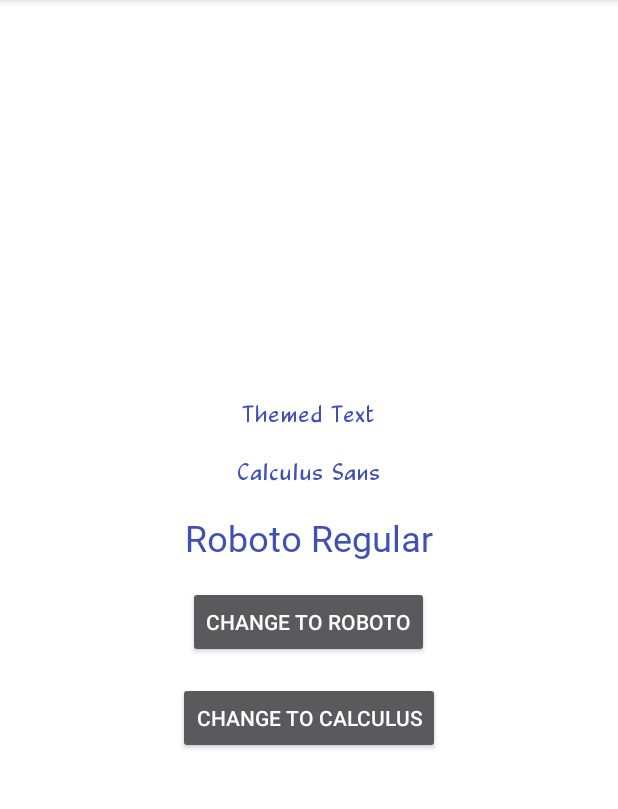
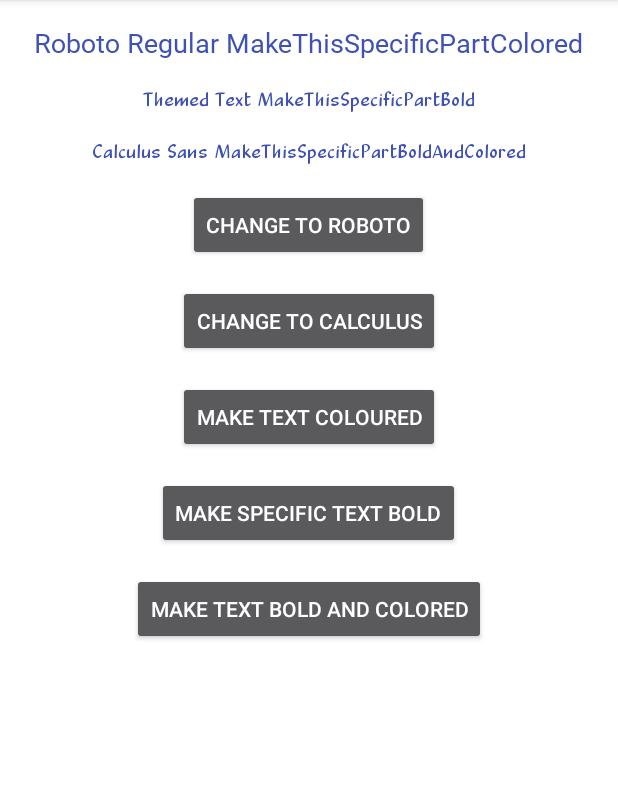
Before and after one commit to harsh159357/customtextview, an Android app: the screen it shows after launch (CustomTextViewActivity), on a phone screen of 412 x 824 dp, the part 84-893 px from its top. Run offline under Robolectric (Android 15) with nearby library versions, the phone set to English and light mode, and no system bars.

Commit message:
Span Tricks - Make Text Bold, Coloured and BoldColored In Android

```diff
--- a/app/src/main/java/com/harsh/customtextview/CustomTextViewActivity.java
+++ b/app/src/main/java/com/harsh/customtextview/CustomTextViewActivity.java
@@ -1,14 +1,31 @@
 package com.harsh.customtextview;
 
+import android.support.v4.content.ContextCompat;
 import android.support.v7.app.AppCompatActivity;
 import android.os.Bundle;
+import android.text.Spannable;
+import android.text.SpannableString;
+import android.text.SpannableStringBuilder;
+import android.text.style.ForegroundColorSpan;
+import android.text.style.StyleSpan;
 import android.view.View;
 import android.widget.Button;
 
 public class CustomTextViewActivity extends AppCompatActivity implements View.OnClickListener {
 
-    CustomTextView customTextView1, customTextView2;
-    Button changeToRoboto, changeToCalculus;
+    public static final String MAKE_THIS_SPECIFIC_PART_COLORED = "MakeThisSpecificPartColored";
+    public static final String MAKE_THIS_SPECIFIC_PART_BOLD = "MakeThisSpecificPartBold";
+    public static final String MAKE_THIS_SPECIFIC_PART_BOLD_AND_COLORED = "MakeThisSpecificPartBoldAndColored";
+
+    CustomTextView customTextView1,
+            customTextView2,
+            customTextView3;
+
+    Button changeToRoboto,
+            changeToCalculus,
+            makeSpecificTextColored,
+            makeSpecificTextBold,
+            makeSpecificTextBoldAndColored;
 
     @Override
     protected void onCreate(Bundle savedInstanceState) {
@@ -17,11 +34,19 @@ public class CustomTextViewActivity extends AppCompatActivity implements View.On
 
         customTextView1 = (CustomTextView) findViewById(R.id.customTextView1);
         customTextView2 = (CustomTextView) findViewById(R.id.customTextView2);
+        customTextView3 = (CustomTextView) findViewById(R.id.customTextView3);
 
         changeToRoboto = (Button) findViewById(R.id.change_to_roboto);
         changeToCalculus = (Button) findViewById(R.id.change_to_calculus);
+        makeSpecificTextBold = (Button) findViewById(R.id.make_specific_text_bold);
+        makeSpecificTextColored = (Button) findViewById(R.id.make_text_colored);
+        makeSpecificTextBoldAndColored = (Button) findViewById(R.id.make_text_bold_and_colored);
+
         changeToRoboto.setOnClickListener(this);
         changeToCalculus.setOnClickListener(this);
+        makeSpecificTextColored.setOnClickListener(this);
+        makeSpecificTextBold.setOnClickListener(this);
+        makeSpecificTextBoldAndColored.setOnClickListener(this);
     }
 
     @Override
@@ -30,11 +55,79 @@ public class CustomTextViewActivity extends AppCompatActivity implements View.On
             case R.id.change_to_roboto:
                 customTextView1.setFont(getString(R.string.font_roboto_regular));
                 customTextView2.setFont(getString(R.string.font_roboto_regular));
+                customTextView3.setFont(getString(R.string.font_roboto_regular));
                 break;
             case R.id.change_to_calculus:
                 customTextView1.setFont(getString(R.string.font_calculus_sans));
                 customTextView2.setFont(getString(R.string.font_calculus_sans));
+                customTextView3.setFont(getString(R.string.font_calculus_sans));
+                break;
+            case R.id.make_text_colored:
+                makeTextColoured();
+                break;
+            case R.id.make_specific_text_bold:
+                makeSpecificTextBold();
+                break;
+            case R.id.make_text_bold_and_colored:
+                makeTextBoldAndColored();
                 break;
         }
     }
+
+
+    public static SpannableString giveMeColoredSpan(SpannableString spannableString, int color) {
+        spannableString.setSpan(
+                new ForegroundColorSpan(color), 0, spannableString.length(), 0);
+        return spannableString;
+    }
+
+    private void makeTextColoured() {
+        String textToBeSpanned = customTextView1.getText().toString();
+        SpannableStringBuilder spannableStringBuilder = new SpannableStringBuilder(textToBeSpanned);
+
+        int positionOfSearchedText = textToBeSpanned.indexOf(MAKE_THIS_SPECIFIC_PART_COLORED);
+
+        SpannableString coloredSpan = giveMeColoredSpan(
+                new SpannableString(textToBeSpanned),
+                ContextCompat.getColor(getApplicationContext(), android.R.color.holo_red_dark));
+
+        customTextView1.setText(coloredSpan);
+    }
+
+    private void makeSpecificTextBold() {
+        String textToBeSpanned = customTextView2.getText().toString();
+        SpannableStringBuilder spannableStringBuilder = new SpannableStringBuilder(textToBeSpanned);
+
+        int positionOfSearchedText = textToBeSpanned.indexOf(MAKE_THIS_SPECIFIC_PART_BOLD);
+
+        StyleSpan styleSpan = new StyleSpan(android.graphics.Typeface.BOLD);
+
+        spannableStringBuilder.setSpan(styleSpan,
+                positionOfSearchedText,
+                positionOfSearchedText + MAKE_THIS_SPECIFIC_PART_BOLD.length(),
+                Spannable.SPAN_INCLUSIVE_INCLUSIVE);
+
+        customTextView2.setText(spannableStringBuilder);
+    }
+
+    private void makeTextBoldAndColored() {
+        String textToBeSpanned = customTextView3.getText().toString();
+        SpannableStringBuilder spannableStringBuilder = new SpannableStringBuilder(textToBeSpanned);
+
+        int positionOfSearchedText = textToBeSpanned.indexOf(MAKE_THIS_SPECIFIC_PART_BOLD_AND_COLORED);
+
+        StyleSpan styleSpan = new StyleSpan(android.graphics.Typeface.BOLD);
+
+        spannableStringBuilder.setSpan(styleSpan,
+                positionOfSearchedText,
+                positionOfSearchedText + MAKE_THIS_SPECIFIC_PART_BOLD_AND_COLORED.length(),
+                Spannable.SPAN_INCLUSIVE_INCLUSIVE);
+
+        SpannableString coloredBoldSpan = giveMeColoredSpan(
+                new SpannableString(spannableStringBuilder),
+                ContextCompat.getColor(getApplicationContext(), android.R.color.holo_red_dark));
+
+        customTextView3.setText(coloredBoldSpan);
+    }
+
 }
--- a/app/src/main/res/layout/activity_text_view.xml
+++ b/app/src/main/res/layout/activity_text_view.xml
@@ -1,41 +1,51 @@
 <?xml version="1.0" encoding="utf-8"?>
-<LinearLayout xmlns:android="http://schemas.android.com/apk/res/android"
+<ScrollView xmlns:android="http://schemas.android.com/apk/res/android"
     xmlns:app="http://schemas.android.com/apk/res-auto"
     xmlns:tools="http://schemas.android.com/tools"
     android:layout_width="match_parent"
     android:layout_height="match_parent"
-    android:background="@android:color/white"
+    android:background="@android:color/white">
+
+    <LinearLayout
+        android:layout_width="match_parent"
+        android:layout_height="wrap_content"
         android:gravity="center"
         android:orientation="vertical"
         tools:context="com.harsh.customtextview.CustomTextViewActivity">
-
-    <com.harsh.customtextview.CustomTextView
-        android:layout_width="wrap_content"
-        android:layout_height="wrap_content"
-        android:text="@string/themed_text"
-        android:textColor="@color/colorPrimary"
-        android:textSize="22sp"
-        app:theme="@style/roboto_theme"/>
 
         <com.harsh.customtextview.CustomTextView
             android:id="@+id/customTextView1"
             android:layout_width="wrap_content"
             android:layout_height="wrap_content"
             android:layout_marginTop="16dp"
-        android:text="@string/calculus_sans"
+            android:gravity="center"
+            android:text="@string/roboto_regular"
             android:textColor="@color/colorPrimary"
-        android:textSize="22sp"
-        app:font="@string/font_calculus_sans" />
+            android:textSize="18sp"
+            app:font="@string/font_roboto_regular" />
 
         <com.harsh.customtextview.CustomTextView
             android:id="@+id/customTextView2"
             android:layout_width="wrap_content"
             android:layout_height="wrap_content"
             android:layout_marginTop="16dp"
-        android:text="@string/roboto_regular"
+            android:gravity="center"
+            android:text="@string/themed_text"
             android:textColor="@color/colorPrimary"
-        android:textSize="24sp"
-        app:font="@string/font_roboto_regular" />
+            android:textSize="18sp"
+            app:theme="@style/roboto_theme" />
+
+        <com.harsh.customtextview.CustomTextView
+            android:id="@+id/customTextView3"
+            android:layout_width="wrap_content"
+            android:layout_height="wrap_content"
+            android:layout_marginTop="16dp"
+            android:gravity="center"
+            android:text="@string/calculus_sans"
+            android:textColor="@color/colorPrimary"
+            android:textSize="18sp"
+            app:font="@string/font_calculus_sans" />
+
 
         <Button
             android:id="@+id/change_to_roboto"
@@ -51,4 +61,26 @@
             android:layout_marginTop="16dp"
             android:text="Change to Calculus" />
 
+        <Button
+            android:id="@+id/make_text_colored"
+            android:layout_width="wrap_content"
+            android:layout_height="wrap_content"
+            android:layout_marginTop="16dp"
+            android:text="Make text coloured" />
+
+        <Button
+            android:id="@+id/make_specific_text_bold"
+            android:layout_width="wrap_content"
+            android:layout_height="wrap_content"
+            android:layout_marginTop="16dp"
+            android:text="Make specific text bold" />
+
+        <Button
+            android:id="@+id/make_text_bold_and_colored"
+            android:layout_width="wrap_content"
+            android:layout_height="wrap_content"
+            android:layout_marginTop="16dp"
+            android:text="Make text bold and colored" />
+
     </LinearLayout>
+</ScrollView>
--- a/app/src/main/res/values/strings.xml
+++ b/app/src/main/res/values/strings.xml
@@ -1,8 +1,12 @@
 <resources>
     <string name="app_name">CustomTextView</string>
+
     <string name="font_calculus_sans">Calculus_Sans.ttf</string>
     <string name="font_roboto_regular">Roboto_Regular.ttf</string>
-    <string name="calculus_sans">Calculus Sans</string>
-    <string name="roboto_regular">Roboto Regular</string>
-    <string name="themed_text">Themed Text</string>
+
+    <string name="roboto_regular">Roboto Regular MakeThisSpecificPartColored</string>
+
+    <string name="themed_text">Themed Text MakeThisSpecificPartBold</string>
+
+    <string name="calculus_sans">Calculus Sans MakeThisSpecificPartBoldAndColored</string>
 </resources>
```
Lines whose indentation alone changed are shown as unchanged.
